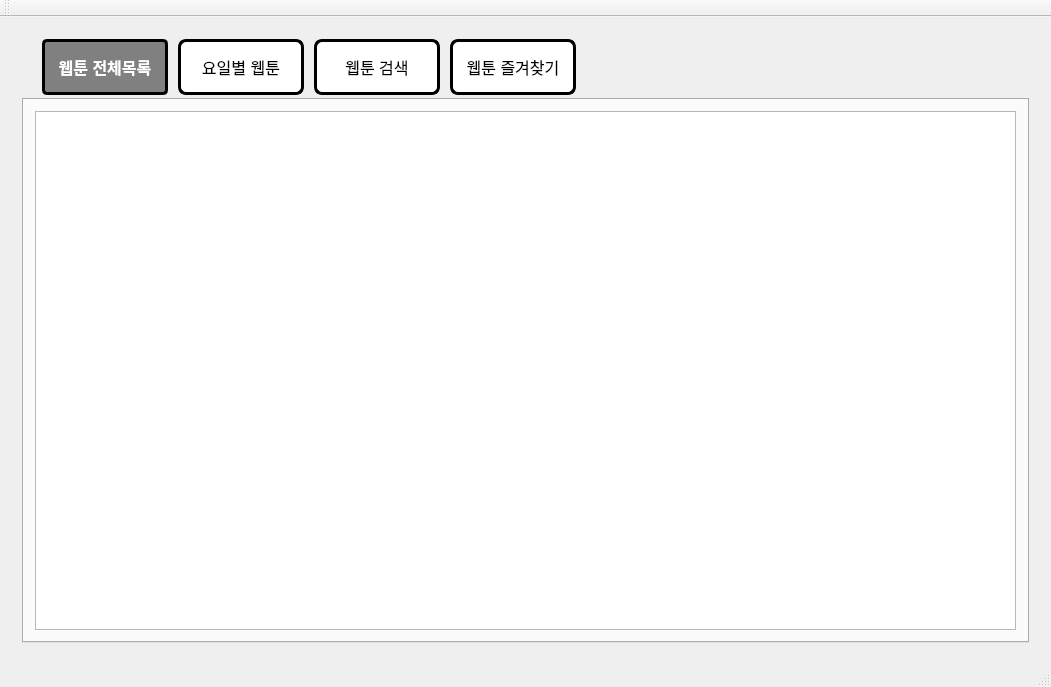
myeonghh/lms4_Project, file project5_webtoon/client/mainwindow.ui: the form before one commit.
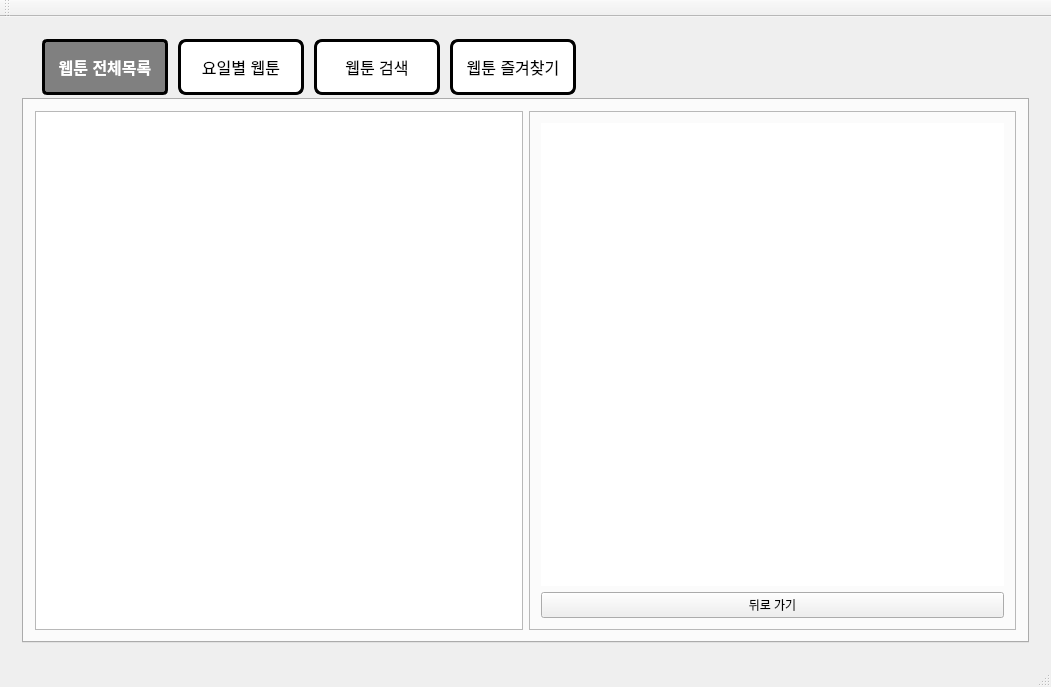
The form after the commit. The open tabs and pages were chosen to show the change.

```diff
--- a/project5_webtoon/client/mainwindow.ui
+++ b/project5_webtoon/client/mainwindow.ui
@@ -67,7 +67,76 @@
            </attribute>
            <layout class="QGridLayout" name="gridLayout_4">
             <item row="0" column="0">
-             <widget class="QTableView" name="e_tableView"/>
+             <widget class="QTableView" name="e_tableView">
+              <property name="font">
+               <font>
+                <family>Ubuntu</family>
+                <pointsize>13</pointsize>
+                <bold>false</bold>
+               </font>
+              </property>
+              <property name="styleSheet">
+               <string notr="true"/>
+              </property>
+              <property name="frameShape">
+               <enum>QFrame::Shape::StyledPanel</enum>
+              </property>
+              <property name="editTriggers">
+               <set>QAbstractItemView::EditTrigger::NoEditTriggers</set>
+              </property>
+              <property name="textElideMode">
+               <enum>Qt::TextElideMode::ElideMiddle</enum>
+              </property>
+              <property name="gridStyle">
+               <enum>Qt::PenStyle::SolidLine</enum>
+              </property>
+              <property name="sortingEnabled">
+               <bool>false</bool>
+              </property>
+             </widget>
+            </item>
+            <item row="0" column="1">
+             <widget class="QFrame" name="detailView_frame">
+              <property name="minimumSize">
+               <size>
+                <width>0</width>
+                <height>0</height>
+               </size>
+              </property>
+              <property name="styleSheet">
+               <string notr="true">#detailView_frame QFrame {
+    border: none;
+	padding:0px;
+}</string>
+              </property>
+              <property name="frameShape">
+               <enum>QFrame::Shape::StyledPanel</enum>
+              </property>
+              <property name="frameShadow">
+               <enum>QFrame::Shadow::Raised</enum>
+              </property>
+              <layout class="QVBoxLayout" name="verticalLayout_2">
+               <item>
+                <widget class="QTableView" name="e_detailTableView">
+                 <property name="font">
+                  <font>
+                   <family>Ubuntu</family>
+                  </font>
+                 </property>
+                 <property name="editTriggers">
+                  <set>QAbstractItemView::EditTrigger::NoEditTriggers</set>
+                 </property>
+                </widget>
+               </item>
+               <item>
+                <widget class="QPushButton" name="e_back_btn">
+                 <property name="text">
+                  <string>뒤로 가기</string>
+                 </property>
+                </widget>
+               </item>
+              </layout>
+             </widget>
             </item>
            </layout>
           </widget>
```
Left out of the diff: 41 changed lines with no effect on the pictures.
